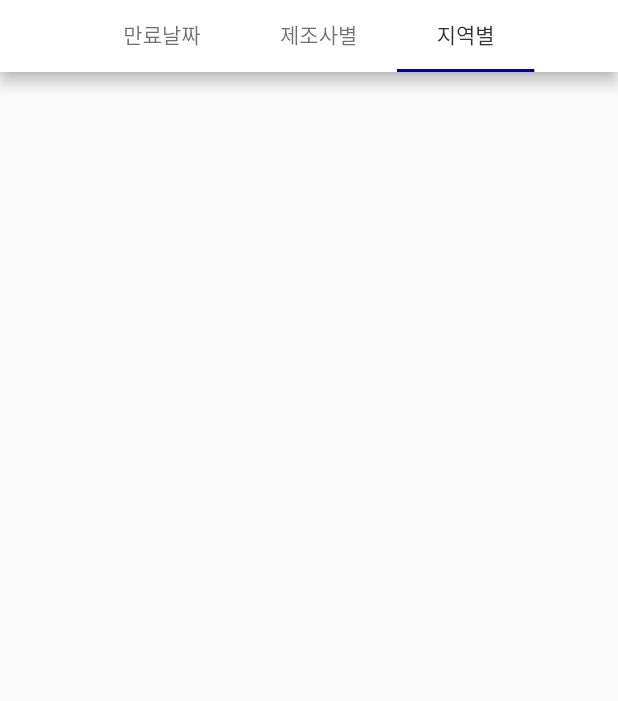
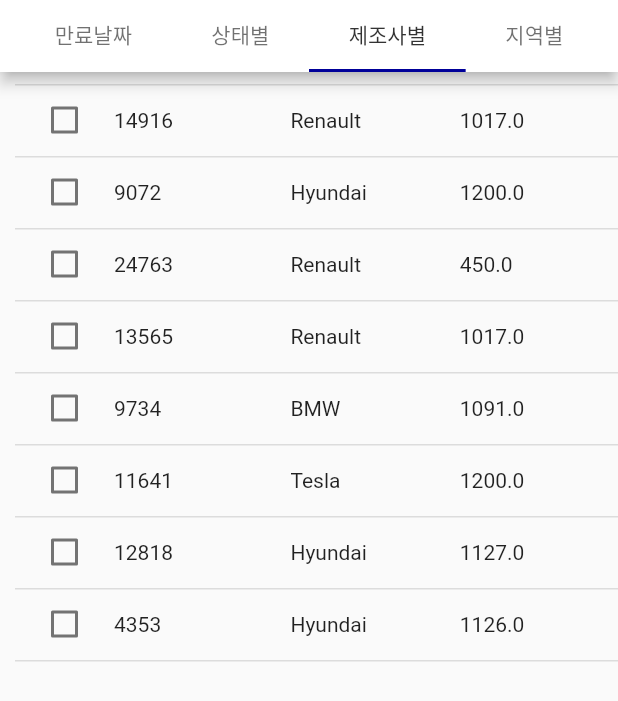
Before and after one commit to teddy309/Blottery, a Flutter app: the RecoveryRate screen opened by its route, tab 3 chosen, scrolled down 104 dp, on a phone screen of 412 x 824 dp. Shown: the top 701 px of the screen. Run offline on Flutter 3.47's test engine with Material 2 defaults, Android fonts, the phone set to English and light mode, and no system bars; our stand-ins replace convert, equatable, shared_preferences; missing offline and left inert: buffer, json_schema, pointycastle; accounts and stored records are empty; generated files the repository leaves out were written again.

Commit message:
update Category03

```diff
--- /dev/null
+++ b/lib/Model/battery_manufacturer.dart
@@ -0,0 +1,13 @@
+import 'package:meta/meta.dart';
+
+class Battery {
+  final int batteryID;
+  final double grant;
+  final String manufacturer;
+
+  const Battery({
+    @required this.batteryID,
+    @required this.grant,
+    @required this.manufacturer,
+  });
+}
--- /dev/null
+++ b/lib/data/battery_dueDate_data.dart
@@ -0,0 +1,30 @@
+import 'package:battery/Model/battery_dueDate.dart';
+
+final List<String> batteryColumns = [
+  '배터리ID',
+  '만료날짜',
+  '배터리성능',
+];
+
+final List<Battery> batteries = [
+  Battery(batteryID: 13565, dueDate: '2023-08-19', performance: 23.76),
+  Battery(batteryID: 12818, dueDate: '2025-03-30', performance: 28),
+  Battery(batteryID: 4353, dueDate: '2024-07-30', performance: 64.08),
+  Battery(batteryID: 24865, dueDate: '2018-07-26', performance: 30),
+  Battery(batteryID: 17698, dueDate: '2021-08-18', performance: 30),
+  Battery(batteryID: 6780, dueDate: '2022-09-23', performance: 284.7),
+  Battery(batteryID: 22395, dueDate: '2021-01-28', performance: 60.9),
+  Battery(batteryID: 6997, dueDate: '2019-04-22', performance: 26.64),
+  Battery(batteryID: 8166, dueDate: '2026-01-17', performance: 64.08),
+  Battery(batteryID: 1919, dueDate: '2020-05-17', performance: 30),
+  Battery(batteryID: 20372, dueDate: '2022-02-18', performance: 18.8),
+  Battery(batteryID: 86, dueDate: '2023-04-17', performance: 17.28),
+  Battery(batteryID: 18731, dueDate: '2024-07-24', performance: 60.9),
+  Battery(batteryID: 3912, dueDate: '2023-08-20', performance: 87.5),
+  Battery(batteryID: 12669, dueDate: '2020-09-25', performance: 39.24),
+  Battery(batteryID: 24288, dueDate: '2024-06-30', performance: 16.4),
+  Battery(batteryID: 23316, dueDate: '2025-07-23', performance: 64.08),
+  Battery(batteryID: 4180, dueDate: '2020-03-27', performance: 18.8),
+  Battery(batteryID: 3075, dueDate: '2018-05-28', performance: 6.77),
+  Battery(batteryID: 25809, dueDate: '2022-04-28', performance: 6.77),
+];
--- /dev/null
+++ b/lib/data/battery_manufacturer_data.dart
@@ -0,0 +1,30 @@
+import 'package:battery/Model/battery_manufacturer.dart';
+
+final List<String> batteryColumns = [
+  '배터리ID',
+  '제조사',
+  '보조금 (만 원)',
+];
+
+final List<Battery> batteries = [
+  Battery(batteryID: 14916, manufacturer: 'Renault', grant: 1017),
+  Battery(batteryID: 9072, manufacturer: 'Hyundai', grant: 1200),
+  Battery(batteryID: 24763, manufacturer: 'Renault', grant: 450),
+  Battery(batteryID: 13565, manufacturer: 'Renault', grant: 1017),
+  Battery(batteryID: 9734, manufacturer: 'BMW', grant: 1091),
+  Battery(batteryID: 11641, manufacturer: 'Tesla', grant: 1200),
+  Battery(batteryID: 12818, manufacturer: 'Hyundai', grant: 1127),
+  Battery(batteryID: 4353, manufacturer: 'Hyundai', grant: 1126),
+  Battery(batteryID: 8853, manufacturer: 'Tesla', grant: 1200),
+  Battery(batteryID: 16972, manufacturer: 'Hyundai', grant: 1127),
+  Battery(batteryID: 24674, manufacturer: 'Hyundai', grant: 1200),
+  Battery(batteryID: 24865, manufacturer: 'Tesla', grant: 1200),
+  Battery(batteryID: 17698, manufacturer: 'Tesla', grant: 1200),
+  Battery(batteryID: 24715, manufacturer: 'Renault', grant: 839),
+  Battery(batteryID: 1345, manufacturer: 'BMW', grant: 1091),
+  Battery(batteryID: 18968, manufacturer: 'Tesla', grant: 1200),
+  Battery(batteryID: 16057, manufacturer: 'Tesla', grant: 1200),
+  Battery(batteryID: 8540, manufacturer: 'BMW', grant: 1091),
+  Battery(batteryID: 6382, manufacturer: 'BMW', grant: 1091),
+  Battery(batteryID: 11262, manufacturer: 'Kia', grant: 706),
+];
--- a/lib/main.dart
+++ b/lib/main.dart
@@ -11,7 +11,7 @@ import 'screen/signInByEmail.dart';
 import 'screen/findPW.dart';
 import 'screen/myPage.dart';
 import 'screen/mainPage.dart';
-import 'screen/search.dart';
+//import 'screen/search.dart';
 import 'screen/changePw.dart';
 import 'screen/logInsetting.dart';
 import 'screen/manageAlarm.dart';
--- a/lib/screen/category01Tab.dart
+++ b/lib/screen/category01Tab.dart
@@ -1,6 +1,6 @@
 import 'package:flutter/material.dart';
-import 'package:flutter_datetime_picker/flutter_datetime_picker.dart';
-import '../widget/battery_widget.dart';
+//import 'package:flutter_datetime_picker/flutter_datetime_picker.dart';
+import '../widget/battery_dueDate_widget.dart';
 
 class Category01Tab extends StatefulWidget {
   final Widget child;
@@ -14,7 +14,7 @@ class _Category01TabState extends State<Category01Tab> {
   @override
   Widget build(BuildContext context) {
     return Container(
-      padding: EdgeInsets.only(left: 15.0),
+      padding: EdgeInsets.only(left: 10.0),
       child: ListView(
         scrollDirection: Axis.vertical,
         children: <Widget>[
--- a/lib/screen/category03.dart
+++ b/lib/screen/category03.dart
@@ -1,4 +1,5 @@
 import 'package:flutter/material.dart';
+import '../widget/battery_manufacturer_widget.dart';
 
 class Category03 extends StatefulWidget {
   _Category03State createState() => _Category03State();
@@ -7,6 +8,20 @@ class Category03 extends StatefulWidget {
 class _Category03State extends State<Category03> with SingleTickerProviderStateMixin {
   @override
   Widget build(BuildContext context) {
-    return Text('Category03');
+    return Container(
+      padding: EdgeInsets.only(left: 10.0),
+      child: ListView(
+        scrollDirection: Axis.vertical,
+        children: <Widget>[
+          Container(
+            child: DataTableWidget(),
+            height: 450,
+          ),
+          SizedBox(
+            height: 10.0,
+          ),
+        ],
+      ),
+    );
   }
 }
--- a/lib/screen/recoveryRate.dart
+++ b/lib/screen/recoveryRate.dart
@@ -3,6 +3,7 @@ import 'package:flutter/material.dart';
 import 'category01.dart';
 import 'category02.dart';
 import 'category03.dart';
+import 'category04.dart';
 
 class RecoveryRate extends StatefulWidget {
   final Widget child;
@@ -21,7 +22,7 @@ class _RecoveryRateState extends State<RecoveryRate>
 
   void initState() {
     super.initState();
-    _tabController = TabController(vsync: this, length: 3);
+    _tabController = TabController(vsync: this, length: 4);
     _scrollViewController = ScrollController(initialScrollOffset: 0.0);
   }
 
@@ -56,6 +57,7 @@ class _RecoveryRateState extends State<RecoveryRate>
                 indicatorColor: Color.fromARGB(0xFF, 0x00, 0x00, 0x99),
                 tabs: <Widget>[
                   Tab(text: '   만료날짜   '),
+                  Tab(text: '   상태별   '),
                   Tab(text: '   제조사별   '),
                   Tab(text: '   지역별   '),
                 ],
@@ -69,6 +71,7 @@ class _RecoveryRateState extends State<RecoveryRate>
             Category01(),
             Category02(),
             Category03(),
+            Category04(),
           ],
           controller: _tabController,
         ),
--- a/lib/widget/battery_widget.dart
+++ b/lib/widget/battery_dueDate_widget.dart
@@ -1,5 +1,5 @@
-import 'package:battery/data/battery.dart';
-import 'package:battery/Model/battery.dart';
+import 'package:battery/data/battery_dueDate_data.dart';
+import 'package:battery/Model/battery_dueDate.dart';
 import 'package:flutter/material.dart';
 
 class DataTableWidget extends StatefulWidget {
--- /dev/null
+++ b/lib/widget/battery_manufacturer_widget.dart
@@ -0,0 +1,92 @@
+import 'package:battery/data/battery_manufacturer_data.dart';
+import 'package:battery/Model/battery_manufacturer.dart';
+import 'package:flutter/material.dart';
+
+class DataTableWidget extends StatefulWidget {
+  @override
+  DataTableWidgetState createState() => DataTableWidgetState();
+}
+
+class DataTableWidgetState extends State<DataTableWidget> {
+  bool ascending;
+  List<Battery> selectedBatteries;
+
+  @override
+  void initState() {
+    super.initState();
+
+    ascending = false;
+    selectedBatteries = [];
+  }
+
+  @override
+  Widget build(BuildContext context) {
+    final width = MediaQuery.of(context).size.width;
+    return SingleChildScrollView(
+      scrollDirection: Axis.horizontal,
+      child: SizedBox(
+        width: width * 1,
+        child: ListView(
+          children: <Widget>[
+            buildDataTable(),
+          ],
+        ),
+      ),
+    );
+  }
+
+  Widget buildDataTable() => DataTable(
+        sortAscending: ascending,
+        sortColumnIndex: 1,
+        columns: batteryColumns
+            .map(
+              (String column) => DataColumn(
+                    label: Text(column),
+                    onSort: (int columnIndex, bool ascending) => onSortColumn(
+                        columnIndex: columnIndex, ascending: ascending),
+                  ),
+            )
+            .toList(),
+        rows: batteries
+            .map((Battery battery) => DataRow(
+                  selected: selectedBatteries.contains(battery),
+                  cells: [
+                    DataCell(Text('${battery.batteryID}')),
+                    DataCell(Text('${battery.manufacturer}')),
+                    DataCell(Text('${battery.grant}')),
+                  ],
+                  onSelectChanged: (bool selected) =>
+                      onSelectedRowChanged(selected: selected, battery: battery),
+                ))
+            .toList(),
+      );
+
+  void onSortColumn({int columnIndex, bool ascending}) {
+    if (columnIndex == 1) {
+      setState(() {
+        if (ascending) {
+          batteries.sort((a, b) => a.manufacturer.compareTo(b.manufacturer));
+        } else {
+          batteries.sort((a, b) => b.manufacturer.compareTo(a.manufacturer));
+        }
+        this.ascending = ascending;
+      });
+    }
+  }
+
+  void onSelectedRowChanged({bool selected, Battery battery}) {
+    setState(() {
+      if (selected) {
+        selectedBatteries.add(battery);
+      } else {
+        selectedBatteries.remove(battery);
+      }
+    });
+  }
+
+  Function onPressed() {
+    if (selectedBatteries.isEmpty) return null;
+
+    return () {};
+  }
+}
```
Also changed, not shown: lib/data/battery.dart (deleted, +0 -29 lines), lib/screen/category02.dart (+16 -1 lines), lib/screen/category04.dart (added, +12 -0 lines), lib/Model/battery_dueDate.dart (renamed from lib/Model/battery.dart).
